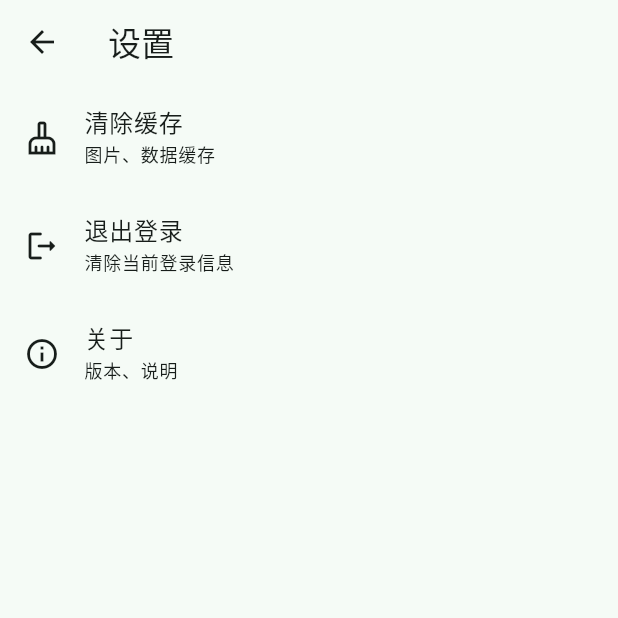
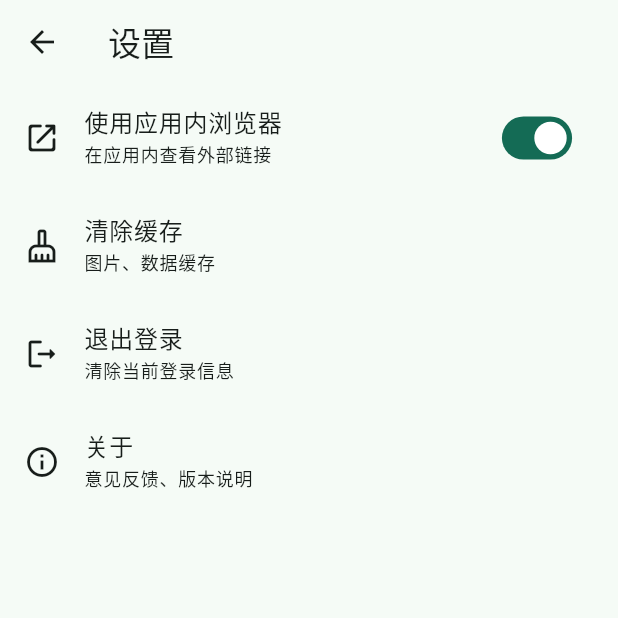
Before and after one commit to guozhigq/flutter_v2ex, a Flutter app: the SettingPage screen opened by its route, on a phone screen of 412 x 824 dp, the top half of it. Run offline on Flutter 3.47's test engine with Material 2 defaults, Android fonts, the phone set to English and light mode, and no system bars; drawn by our look-alikes of dynamic_color; our stand-ins replace cached_network_image, cookie_jar, device_info_plus, dio, dio_cookie_manager, easy_refresh and 12 more; missing offline and left inert: dio_http2_adapter, dio_http_cache, extended_tabs, flutter_html_iframe, flutter_inappwebview, quick_actions and 1 more; accounts and stored records are empty; network calls fail.

Commit message:
feat: 可选链接打开方式

```diff
--- a/lib/pages/page_setting.dart
+++ b/lib/pages/page_setting.dart
@@ -20,6 +20,8 @@ class SettingPage extends StatefulWidget {
 class _SettingPageState extends State<SettingPage> {
   bool autoSign = true; // 自动签到
   bool materialColor = true; // 动态去色
+  bool linkOpenInApp = GStorage().getLinkOpenInApp();
+  bool loginStatus = GStorage().getLoginStatus();
 
   @override
   void initState() {
@@ -40,7 +42,7 @@ class _SettingPageState extends State<SettingPage> {
               },
               child: const Text('取消')),
           TextButton(
-              onPressed: () async{
+              onPressed: () async {
                 Navigator.pop(context);
                 GStorage().setLoginStatus(false);
                 GStorage().setUserInfo({});
@@ -55,7 +57,6 @@ class _SettingPageState extends State<SettingPage> {
                 String path = await Utils.getCookiePath();
                 var cookieJar = PersistCookieJar(storage: FileStorage(path));
                 await cookieJar.deleteAll();
-
               },
               child: const Text('确定'))
         ],
@@ -128,23 +129,42 @@ class _SettingPageState extends State<SettingPage> {
           // ),
           ListTile(
             onTap: () {},
+            leading: Icon(Icons.open_in_new_rounded, color: iconStyle),
+            title: const Text('使用应用内浏览器'),
+            subtitle: Text('在应用内查看外部链接', style: subTitleStyle),
+            trailing: Transform.scale(
+              scale: 0.9,
+              child: Switch(
+                  value: linkOpenInApp,
+                  onChanged: (value) {
+                    setState(() {
+                      linkOpenInApp = !linkOpenInApp;
+                      GStorage().setLinkOpenInApp(linkOpenInApp);
+                    });
+                  }),
+            ),
+          ),
+          ListTile(
+            onTap: () {},
             leading: Icon(Icons.cleaning_services_outlined, color: iconStyle),
             title: const Text('清除缓存'),
             subtitle: Text('图片、数据缓存', style: subTitleStyle),
           ),
+          if(loginStatus) ... [
             ListTile(
               onTap: onLogout,
               leading: Icon(Icons.logout_rounded, color: iconStyle),
               title: const Text('退出登录'),
               subtitle: Text('清除当前登录信息', style: subTitleStyle),
             ),
+          ],
           ListTile(
             onTap: () async {
               Get.toNamed('/help');
             },
             leading: Icon(Icons.info_outline, color: iconStyle),
             title: const Text('关于'),
-            subtitle: Text('版本、说明', style: subTitleStyle),
+            subtitle: Text('意见反馈、版本说明', style: subTitleStyle),
           )
         ],
       ),
--- a/lib/utils/storage.dart
+++ b/lib/utils/storage.dart
@@ -12,7 +12,8 @@ enum StoreKeys {
   statusBarHeight,
   themeType,
   signStatus,
-  nodes
+  nodes,
+  linkOpenInApp,
 }
 
 class GStorage {
@@ -91,4 +92,9 @@ class GStorage {
   List getNodes() =>
       _box.read<List>(StoreKeys.nodes.toString()) ?? [];
 
+  // 链接打开方式 默认应用内打开
+  setLinkOpenInApp(bool value) => _box.write(StoreKeys.linkOpenInApp.toString(), value);
+  bool getLinkOpenInApp() =>
+      _box.read<bool>(StoreKeys.linkOpenInApp.toString()) ?? true;
+
 }
```
Also changed, not shown: lib/http/dio_web.dart (+6 -6 lines), lib/pages/member/:memberId.dart (+29 -35 lines), lib/pages/page_help.dart (+24 -12 lines), lib/utils/utils.dart (+28 -39 lines). Lines whose indentation alone changed are shown as unchanged.
